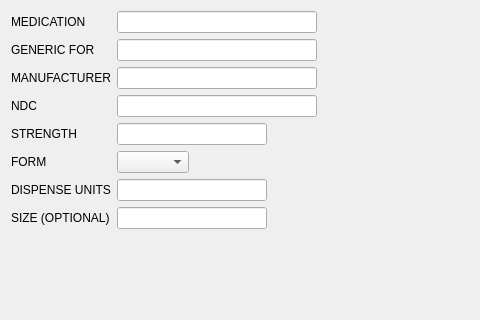
kyledevans/Medicine-Track, file src/wizards/medication_00.ui: the form before one commit; both pictures show x 0 to 480 and y 0 to 320 of the 669 by 447 pixel window.
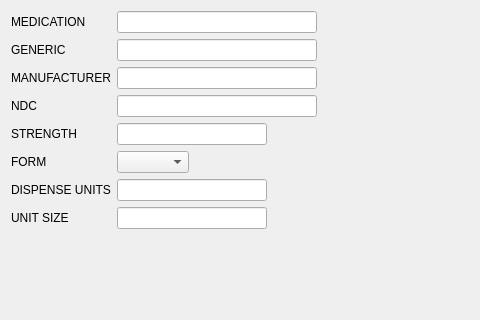
The form after the commit.

What changed in the file:
```diff
--- a/src/wizards/medication_00.ui
+++ b/src/wizards/medication_00.ui
@@ -60,7 +60,7 @@
    <item row="1" column="0">
     <widget class="QLabel" name="genericLabel">
      <property name="text">
-      <string>GENERIC FOR</string>
+      <string comment="GENERIC EDIT LABEL">GENERIC</string>
      </property>
     </widget>
    </item>
@@ -302,7 +302,7 @@
    <item row="8" column="0">
     <widget class="QLabel" name="unitSizeLabel">
      <property name="text">
-      <string>SIZE (OPTIONAL)</string>
+      <string comment="UNIT SIZE EDIT LABEL">UNIT SIZE</string>
      </property>
     </widget>
    </item>
```
Left out of the diff: 63 changed lines with no effect on the pictures.
